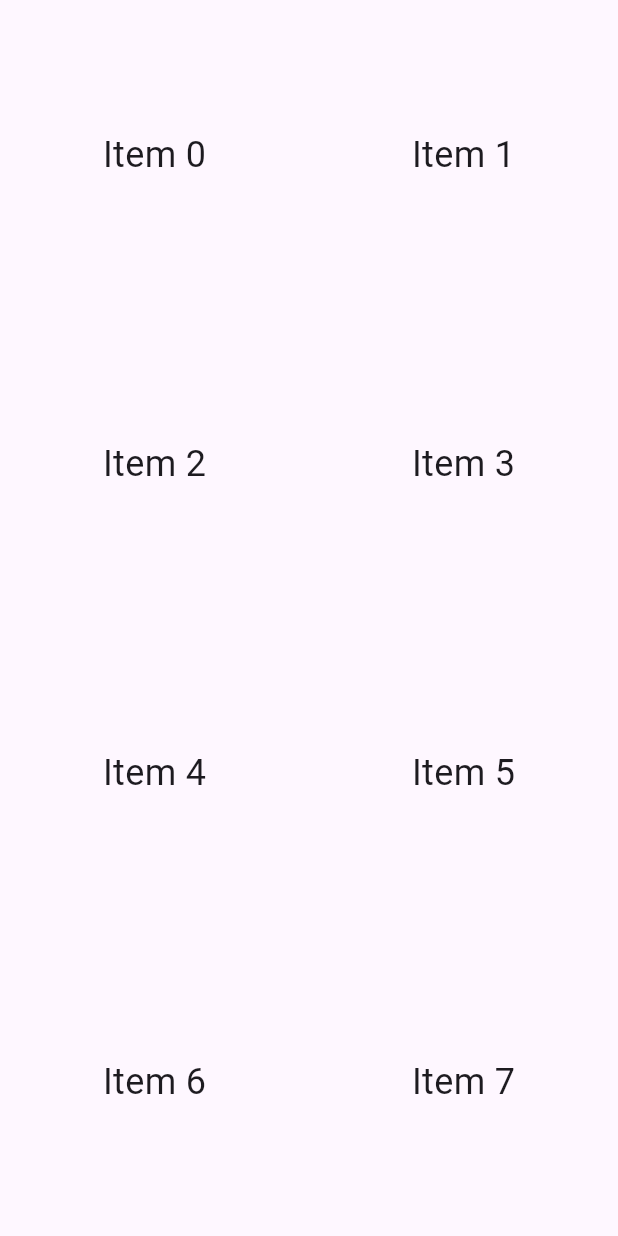
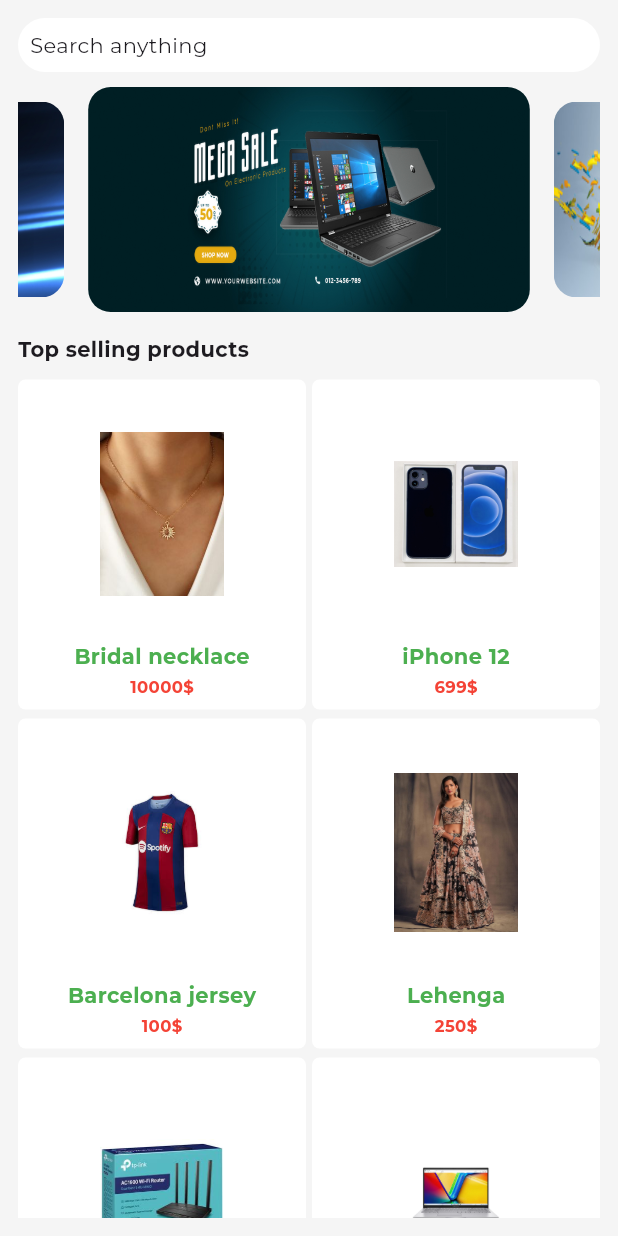
Before and after one commit to AbirHasanShuvo/seed_hub, a Flutter app: the screen it shows once a user with an empty profile is signed in, on a phone screen of 412 x 824 dp. Run offline on Flutter 3.47's test engine with Material 3 defaults, Android fonts, the phone set to English and light mode, and no system bars; drawn by our look-alikes of velocity_x; our stand-ins replace cloud_firestore, firebase_auth, firebase_core, get, google_fonts, google_sign_in and 2 more; accounts and stored records are empty.

Commit message:
initially completed home screen

```diff
--- a/lib/const/images.dart
+++ b/lib/const/images.dart
@@ -27,3 +27,11 @@ const networkComponentsIcon = "assets/icons/wifi.png";
 const womanFashionIcon = "assets/icons/woman.png";
 const bikeCarsIcon = "assets/icons/bikecars.png";
 const gadgetsIcon = "assets/icons/gadgets.png";
+
+//for top selling products
+const bridalTop = "assets/images/bridal.jpg";
+const iPhoneTop = "assets/images/iPhone 12.jpg";
+const jerseyTop = "assets/images/jersey.jpeg";
+const lehengaTop = "assets/images/lehenga.jpg";
+const routerTop = "assets/images/tp.jpeg";
+const vivobookTop = "assets/images/vivobook.jpg";
--- a/lib/const/list.dart
+++ b/lib/const/list.dart
@@ -17,3 +17,30 @@ const featureProductsIcons1 = [
   networkComponentsIcon,
 ];
 const featureProductsIcons2 = [womanFashionIcon, bikeCarsIcon, gadgetsIcon];
+
+const topSelling = [
+  bridalTop,
+  iPhoneTop,
+  jerseyTop,
+  lehengaTop,
+  routerTop,
+  vivobookTop
+];
+
+const topSellingName = [
+  "Bridal necklace",
+  'iPhone 12',
+  "Barcelona jersey",
+  "Lehenga",
+  "TP link c80",
+  "Vivobook 15"
+];
+
+const topSellingPrice = [
+  '10000\$',
+  '699\$',
+  "100\$",
+  "250\$",
+  "40\$",
+  '600\$'
+];
--- a/lib/views/home_screen/home_screen.dart
+++ b/lib/views/home_screen/home_screen.dart
@@ -1,4 +1,9 @@
 import 'package:flutter/material.dart';
+import 'package:velocity_x/velocity_x.dart';
+
+import '../../common_widgets/text_widget.dart';
+import '../../const/const.dart';
+import '../../const/list.dart';
 
 class HomeScreen extends StatelessWidget {
   const HomeScreen({super.key});
@@ -6,83 +11,101 @@ class HomeScreen extends StatelessWidget {
   @override
   Widget build(BuildContext context) {
     return Scaffold(
-      body: SingleChildScrollView(
+      backgroundColor: Colors.grey.shade100,
+      body: SafeArea(
+        child: Padding(
+          padding: const EdgeInsets.all(12),
+          child: SingleChildScrollView(
             child: Column(
-          children: <Widget>[
-            // Other widgets here
-            GridView.count(
+              children: [
+                Container(
+                  padding: const EdgeInsets.all(8),
+                  width: double.infinity,
+                  decoration: BoxDecoration(
+                      color: Colors.white,
+                      borderRadius: BorderRadius.circular(20)),
+                  child: makeText(
+                      text: 'Search anything',
+                      size: 14.0,
+                      fontFamily: mainFont),
+                ),
+                10.heightBox,
+                VxSwiper.builder(
+                  height: 150,
+                  autoPlay: true,
+                  aspectRatio: 16 / 9,
+                  itemCount: secondSlider.length,
+                  enlargeCenterPage: true,
+                  itemBuilder: (context, index) => Image.asset(
+                    secondSlider[index],
+                    fit: BoxFit.fill,
+                  )
+                      .box
+                      .rounded
+                      .clip(Clip.antiAlias)
+                      .margin(const EdgeInsets.symmetric(horizontal: 8))
+                      .make(),
+                ),
+                15.heightBox,
+                Align(
+                  alignment: Alignment.topLeft,
+                  child: makeText(
+                      text: 'Top selling products',
+                      size: 14.0,
+                      fontFamily: mainFont,
+                      fontweight: FontWeight.bold),
+                ),
+                10.heightBox,
+                GridView.builder(
                     shrinkWrap: true,
-              // Important
-              physics: NeverScrollableScrollPhysics(),
-              // Disable GridView's scrolling
+                    physics: const NeverScrollableScrollPhysics(),
+                    gridDelegate:
+                        const SliverGridDelegateWithFixedCrossAxisCount(
                       crossAxisCount: 2,
-              children: List.generate(20, (index) {
-                return Center(
-                  child: Text(
-                    'Item $index',
-                    style: TextStyle(fontSize: 24),
+                      mainAxisSpacing: 6,
+                      crossAxisSpacing: 4,
+                          mainAxisExtent: 220
+                    ),
+                    itemCount: 6,
+                    itemBuilder: (BuildContext context, int index) {
+                      return Container(
+                        decoration: BoxDecoration(
+                            color: Colors.white,
+                            borderRadius: BorderRadius.circular(5)),
+                        child: Column(
+                          mainAxisAlignment: MainAxisAlignment.center,
+                          children: [
+                            Image.asset(
+                              topSelling[index],
+                              width: screenWidth(context)*0.2,
+                              height: screenHeight(context)*0.2,
+                              fit: BoxFit.contain,
+                            ),
+                            3.heightBox,
+                            makeText(
+                                text: topSellingName[index],
+                                size: 14.0,
+                                fontFamily: mainFont,
+                                fontweight: FontWeight.bold,
+                            color: Colors.green
+                            ),
+                            2.heightBox,
+                            makeText(
+                                text: topSellingPrice[index],
+                                size: 11.0,
+                                fontFamily: mainFont,
+                                fontweight: FontWeight.bold,
+                                color: Colors.red
+                            )
+                          ],
                         ),
                       );
                     }),
-            ),
-            // Other widgets here
               ],
             ),
           ),
+        ),
+      ),
     );
-
-    //   SafeArea(
-    //     child: Padding(
-    //       padding: const EdgeInsets.all(12),
-    //       child: Column(
-    //         children: [
-    //           Container(
-    //             padding: const EdgeInsets.all(8),
-    //             width: double.infinity,
-    //             decoration: BoxDecoration(
-    //                 color: Colors.white,
-    //                 borderRadius: BorderRadius.circular(20)),
-    //             child: makeText(
-    //                 text: 'Search anything', size: 14.0, fontFamily: mainFont),
-    //           ),
-    //           10.heightBox,
-    //           VxSwiper.builder(
-    //             height: 150,
-    //             autoPlay: true,
-    //             aspectRatio: 16 / 9,
-    //             itemCount: secondSlider.length,
-    //             enlargeCenterPage: true,
-    //             itemBuilder: (context, index) => Image.asset(
-    //               secondSlider[index],
-    //               fit: BoxFit.fill,
-    //             )
-    //                 .box
-    //                 .rounded
-    //                 .clip(Clip.antiAlias)
-    //                 .margin(const EdgeInsets.symmetric(horizontal: 8))
-    //                 .make(),
-    //           ),
-    //           15.heightBox,
-    //           Expanded(
-    //             child: GridView.builder(
-    //                 shrinkWrap: true,
-    //                 physics: const NeverScrollableScrollPhysics(),
-    //                 gridDelegate:
-    //                     const SliverGridDelegateWithFixedCrossAxisCount(
-    //                   crossAxisCount: 3,
-    //                 ),
-    //                 itemCount: 300,
-    //                 itemBuilder: (BuildContext context, int index) {
-    //                   return Card(
-    //                     color: Colors.amber,
-    //                     child: Center(child: Text('$index')),
-    //                   );
-    //                 }),
-    //           )
-    //         ],
-    //       ),
-    //     ),
-    //   ),
-    // );
   }
 }
```
Also changed, not shown: assets/images/bridal.jpg (added), assets/images/iPhone 12.jpg (added), assets/images/jersey.jpeg (added), assets/images/lehenga.jpg (added), assets/images/tp.jpeg (added), assets/images/vivobook.jpg (added), lib/generated/assets.dart. Lines whose indentation alone changed are shown as unchanged.
